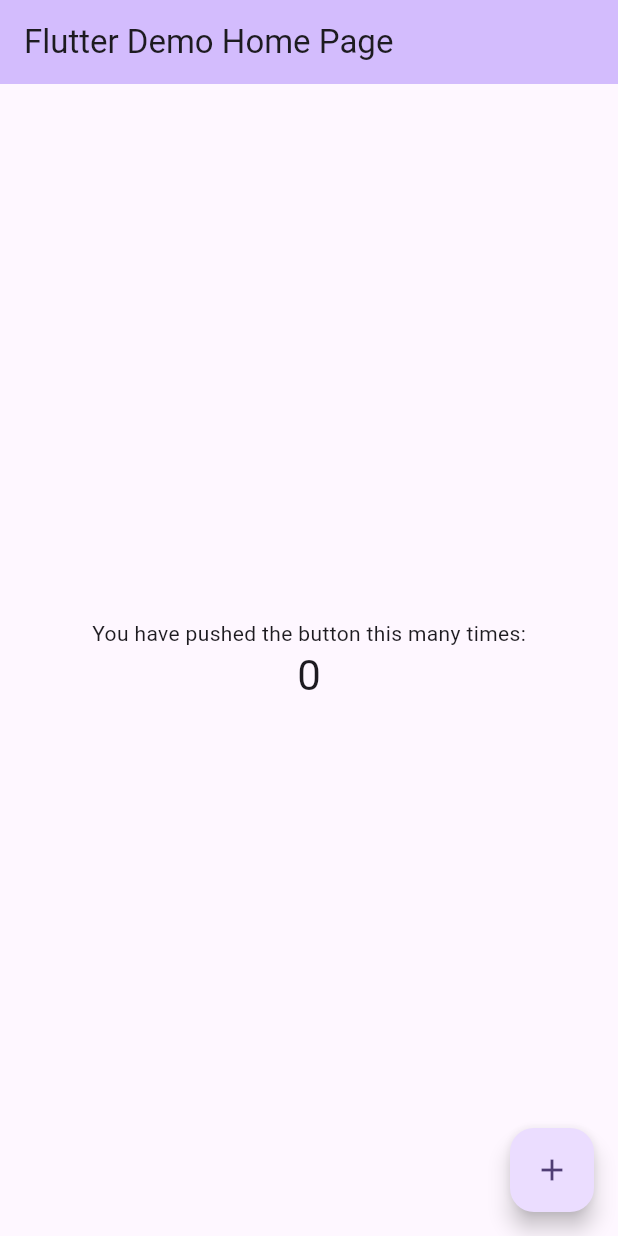
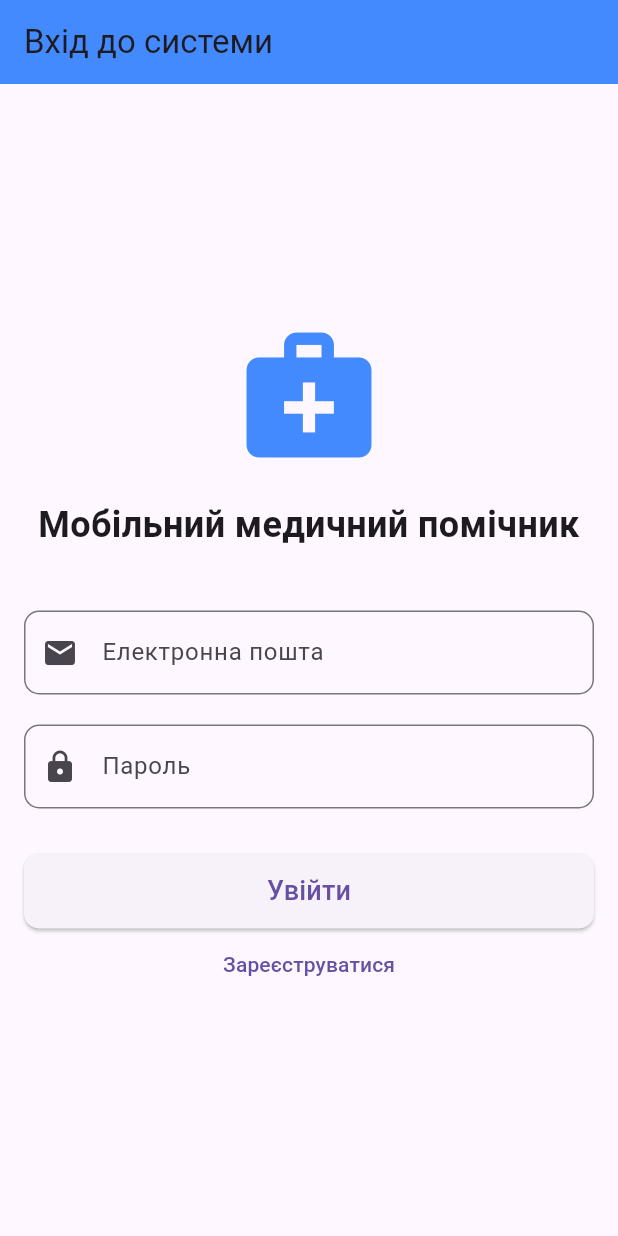
Before and after one commit to kolyasiquez/health_app, a Flutter app: the screen it shows after launch, on a phone screen of 412 x 824 dp. Run offline on Flutter 3.47's test engine with Material 3 defaults, Android fonts, the phone set to English and light mode, and no system bars.

Commit message:
added some structure for the project and basic interface

```diff
--- a/lib/main.dart
+++ b/lib/main.dart
@@ -1,122 +1,38 @@
 import 'package:flutter/material.dart';
+import 'screens/auth/login_screen.dart';
+import 'screens/patient/patient_dashboard_screen.dart';
+import 'screens/doctor/doctor_dashboard_screen.dart';
+import 'screens/ai_assistant/ai_assistant_screen.dart';
+import 'screens/patient/health_profile_screen.dart';
+import 'screens/appointment/appointment_list_screen.dart';
 
 void main() {
-  runApp(const MyApp());
+  runApp(const HealthApp());
 }
 
-class MyApp extends StatelessWidget {
-  const MyApp({super.key});
+class HealthApp extends StatelessWidget {
+  const HealthApp({super.key});
 
-  // This widget is the root of your application.
   @override
   Widget build(BuildContext context) {
     return MaterialApp(
-      title: 'Flutter Demo',
+      title: 'Health App',
       theme: ThemeData(
-        // This is the theme of your application.
-        //
-        // TRY THIS: Try running your application with "flutter run". You'll see
-        // the application has a purple toolbar. Then, without quitting the app,
-        // try changing the seedColor in the colorScheme below to Colors.green
-        // and then invoke "hot reload" (save your changes or press the "hot
-        // reload" button in a Flutter-supported IDE, or press "r" if you used
-        // the command line to start the app).
-        //
-        // Notice that the counter didn't reset back to zero; the application
-        // state is not lost during the reload. To reset the state, use hot
-        // restart instead.
-        //
-        // This works for code too, not just values: Most code changes can be
-        // tested with just a hot reload.
-        colorScheme: ColorScheme.fromSeed(seedColor: Colors.deepPurple),
+        primarySwatch: Colors.blue,
+        visualDensity: VisualDensity.adaptivePlatformDensity,
+        appBarTheme: const AppBarTheme(
+          color: Colors.blueAccent,
+        ),
       ),
-      home: const MyHomePage(title: 'Flutter Demo Home Page'),
+      initialRoute: '/',
+      routes: {
+        '/': (context) => const LoginScreen(),
+        '/patient_dashboard': (context) => const PatientDashboardScreen(),
+        '/doctor_dashboard': (context) => const DoctorDashboardScreen(),
+        '/health_profile': (context) => const HealthProfileScreen(),
+        '/appointments': (context) => const AppointmentListScreen(),
+        '/ai_assistant': (context) => const AIAssistantScreen(),
+      },
     );
   }
 }
-
-class MyHomePage extends StatefulWidget {
-  const MyHomePage({super.key, required this.title});
-
-  // This widget is the home page of your application. It is stateful, meaning
-  // that it has a State object (defined below) that contains fields that affect
-  // how it looks.
-
-  // This class is the configuration for the state. It holds the values (in this
-  // case the title) provided by the parent (in this case the App widget) and
-  // used by the build method of the State. Fields in a Widget subclass are
-  // always marked "final".
-
-  final String title;
-
-  @override
-  State<MyHomePage> createState() => _MyHomePageState();
-}
-
-class _MyHomePageState extends State<MyHomePage> {
-  int _counter = 0;
-
-  void _incrementCounter() {
-    setState(() {
-      // This call to setState tells the Flutter framework that something has
-      // changed in this State, which causes it to rerun the build method below
-      // so that the display can reflect the updated values. If we changed
-      // _counter without calling setState(), then the build method would not be
-      // called again, and so nothing would appear to happen.
-      _counter++;
-    });
-  }
-
-  @override
-  Widget build(BuildContext context) {
-    // This method is rerun every time setState is called, for instance as done
-    // by the _incrementCounter method above.
-    //
-    // The Flutter framework has been optimized to make rerunning build methods
-    // fast, so that you can just rebuild anything that needs updating rather
-    // than having to individually change instances of widgets.
-    return Scaffold(
-      appBar: AppBar(
-        // TRY THIS: Try changing the color here to a specific color (to
-        // Colors.amber, perhaps?) and trigger a hot reload to see the AppBar
-        // change color while the other colors stay the same.
-        backgroundColor: Theme.of(context).colorScheme.inversePrimary,
-        // Here we take the value from the MyHomePage object that was created by
-        // the App.build method, and use it to set our appbar title.
-        title: Text(widget.title),
-      ),
-      body: Center(
-        // Center is a layout widget. It takes a single child and positions it
-        // in the middle of the parent.
-        child: Column(
-          // Column is also a layout widget. It takes a list of children and
-          // arranges them vertically. By default, it sizes itself to fit its
-          // children horizontally, and tries to be as tall as its parent.
-          //
-          // Column has various properties to control how it sizes itself and
-          // how it positions its children. Here we use mainAxisAlignment to
-          // center the children vertically; the main axis here is the vertical
-          // axis because Columns are vertical (the cross axis would be
-          // horizontal).
-          //
-          // TRY THIS: Invoke "debug painting" (choose the "Toggle Debug Paint"
-          // action in the IDE, or press "p" in the console), to see the
-          // wireframe for each widget.
-          mainAxisAlignment: MainAxisAlignment.center,
-          children: <Widget>[
-            const Text('You have pushed the button this many times:'),
-            Text(
-              '$_counter',
-              style: Theme.of(context).textTheme.headlineMedium,
-            ),
-          ],
-        ),
-      ),
-      floatingActionButton: FloatingActionButton(
-        onPressed: _incrementCounter,
-        tooltip: 'Increment',
-        child: const Icon(Icons.add),
-      ), // This trailing comma makes auto-formatting nicer for build methods.
-    );
-  }
-}
--- /dev/null
+++ b/lib/screens/auth/login_screen.dart
@@ -0,0 +1,65 @@
+import 'package:flutter/material.dart';
+
+class LoginScreen extends StatelessWidget {
+  const LoginScreen({super.key});
+
+  @override
+  Widget build(BuildContext context) {
+    return Scaffold(
+      appBar: AppBar(
+        title: const Text('Вхід до системи'),
+      ),
+      body: Padding(
+        padding: const EdgeInsets.all(16.0),
+        child: Column(
+          mainAxisAlignment: MainAxisAlignment.center,
+          children: [
+            const Icon(Icons.medical_services, size: 100, color: Colors.blueAccent),
+            const SizedBox(height: 20),
+            const Text(
+              'Мобільний медичний помічник',
+              style: TextStyle(fontSize: 24, fontWeight: FontWeight.bold),
+              textAlign: TextAlign.center,
+            ),
+            const SizedBox(height: 40),
+            TextField(
+              decoration: InputDecoration(
+                labelText: 'Електронна пошта',
+                border: OutlineInputBorder(borderRadius: BorderRadius.circular(10)),
+                prefixIcon: const Icon(Icons.email),
+              ),
+            ),
+            const SizedBox(height: 20),
+            TextField(
+              obscureText: true,
+              decoration: InputDecoration(
+                labelText: 'Пароль',
+                border: OutlineInputBorder(borderRadius: BorderRadius.circular(10)),
+                prefixIcon: const Icon(Icons.lock),
+              ),
+            ),
+            const SizedBox(height: 30),
+            ElevatedButton(
+              onPressed: () {
+                // Логіка входу
+                // Припустимо, що користувач - це пацієнт
+                Navigator.pushReplacementNamed(context, '/patient_dashboard');
+              },
+              style: ElevatedButton.styleFrom(
+                minimumSize: const Size.fromHeight(50),
+                shape: RoundedRectangleBorder(borderRadius: BorderRadius.circular(10)),
+              ),
+              child: const Text('Увійти', style: TextStyle(fontSize: 18)),
+            ),
+            TextButton(
+              onPressed: () {
+                // Навігація до екрану реєстрації
+              },
+              child: const Text('Зареєструватися'),
+            ),
+          ],
+        ),
+      ),
+    );
+  }
+}
```
Also changed, not shown: lib/screens/ai_assistant/ai_assistant_screen.dart (added, +82 -0 lines), lib/screens/appointment/appointment_list_screen.dart (added, +17 -0 lines), lib/screens/doctor/doctor_dashboard_screen.dart (added, +17 -0 lines), lib/screens/patient/health_profile_screen.dart (added, +17 -0 lines), lib/screens/patient/patient_dashboard_screen.dart (added, +85 -0 lines), lib/widgets/app_drawer.dart (added, +82 -0 lines), lib/models/appointment_model.dart (added), lib/models/medical_record_model.dart (added), lib/models/user_model.dart (added), lib/screens/appointment/appointment_details_screen.dart (added), lib/services/api_service.dart (added).
